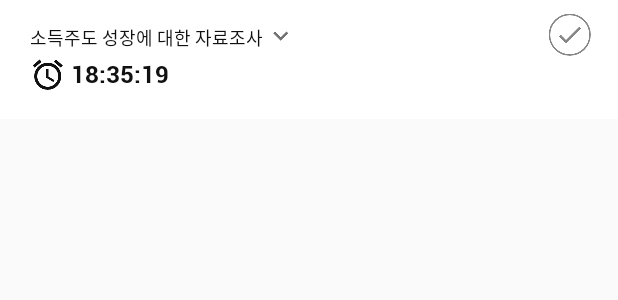
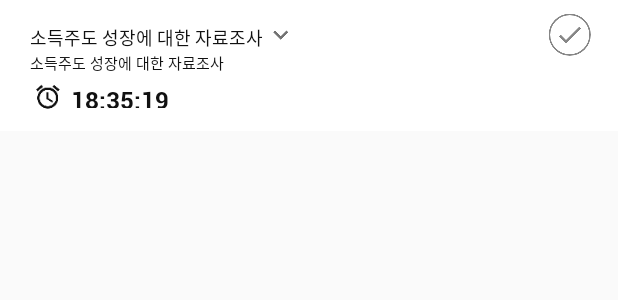
Before and after one commit to YAPP13th-DOTO/DITO_Android, an Android app: the layout item_recyclerview_task.xml on its own in the app's theme, with its tools: preview values and no code run, on a phone screen of 412 x 824 dp. Shown: the top 300 px of the screen. Run offline under Robolectric (Android 15) with nearby library versions, the phone set to English and light mode, and no system bars; Roboto replaces fonts that are not available here.

Commit message:
과제 아이템 내용 추가

```diff
--- a/YappProject/app/src/main/java/com/example/kiyon/yappproject/adapter/TaskListRVAdapter.java
+++ b/YappProject/app/src/main/java/com/example/kiyon/yappproject/adapter/TaskListRVAdapter.java
@@ -60,6 +60,7 @@ public class TaskListRVAdapter extends RecyclerView.Adapter<RecyclerView.ViewHol
     private class TaskListVH extends RecyclerView.ViewHolder implements View.OnClickListener {
         private RelativeLayout taskItem_layout;
         private TextView task_title;
+        private TextView task_content;
         private ImageView arrow_iv;
         private AppCompatCheckBox taskSubmit;
         private TextView taskDeadLine;
@@ -69,6 +70,7 @@ public class TaskListRVAdapter extends RecyclerView.Adapter<RecyclerView.ViewHol
             super(itemView);
             taskItem_layout = itemView.findViewById(R.id.taskItem_layout);
             task_title = itemView.findViewById(R.id.subjectName_tv);
+            task_content = itemView.findViewById(R.id.subjectContent_tv);
             arrow_iv = itemView.findViewById(R.id.arrow_iv);
             taskSubmit = itemView.findViewById(R.id.check_iv);
             taskDeadLine = itemView.findViewById(R.id.time_tv);
@@ -120,6 +122,7 @@ public class TaskListRVAdapter extends RecyclerView.Adapter<RecyclerView.ViewHol
         TaskListVH taskListVH = (TaskListVH) holder;
 
         taskListVH.task_title.setText(taskInfoItems.get(position).as_name);
+        taskListVH.task_content.setText(taskInfoItems.get(position).as_content);
 
         SimpleDateFormat simpleDateFormat = new SimpleDateFormat("yyyy-MM-dd HH:mm:ss");
 
--- a/YappProject/app/src/main/res/layout/item_recyclerview_task.xml
+++ b/YappProject/app/src/main/res/layout/item_recyclerview_task.xml
@@ -11,8 +11,12 @@
         android:id="@+id/taskItem_layout"
         xmlns:android="http://schemas.android.com/apk/res/android"
         android:layout_width="match_parent"
-        android:layout_height="79dp"
+        android:layout_height="87dp"
         android:foreground="?android:attr/selectableItemBackgroundBorderless">
+        <LinearLayout
+            android:id="@+id/layout"
+            android:layout_width="wrap_content"
+            android:layout_height="wrap_content">
             <TextView
                 android:id="@+id/subjectName_tv"
                 android:layout_width="wrap_content"
@@ -29,10 +33,23 @@
                 android:id="@+id/arrow_iv"
                 android:layout_width="20dp"
                 android:layout_height="20dp"
-            android:layout_marginTop="14dp"
+                android:layout_marginTop="13dp"
                 android:layout_marginLeft="2dp"
-            android:layout_toRightOf="@+id/subjectName_tv"
                 android:src="@drawable/icn_arrow_down"/>
+        </LinearLayout>
+
+        <TextView
+            android:id="@+id/subjectContent_tv"
+            android:layout_width="wrap_content"
+            android:layout_height="wrap_content"
+            android:textSize="10sp"
+            android:layout_marginLeft="20dp"
+            android:fontFamily="@font/nanumbarungothic"
+            android:layout_below="@id/layout"
+            android:textColor="#111111"
+            android:lineSpacingExtra="8sp"
+            android:text="소득주도 성장에 대한 자료조사" />
+
 
         <android.support.v7.widget.AppCompatCheckBox
             android:id="@+id/check_iv"
@@ -47,8 +64,10 @@
             android:layout_width="24dp"
             android:layout_height="24dp"
             android:layout_marginLeft="20dp"
+            android:layout_below="@+id/subjectContent_tv"
+            android:layout_marginTop="6dp"
             android:layout_alignParentBottom="true"
-            android:layout_marginBottom="17dp"
+            android:layout_marginBottom="13dp"
             android:src="@drawable/icn_time"/>
 
         <TextView
@@ -57,12 +76,14 @@
             android:layout_height="wrap_content"
             android:textSize="16sp"
             android:fontFamily="@font/robotobold"
+            android:layout_below="@+id/subjectContent_tv"
+            android:layout_marginTop="6dp"
             android:textStyle="bold"
             android:layout_toRightOf="@+id/time_iv"
             android:textColor="#111111"
             android:lineSpacingExtra="4sp"
             android:layout_alignParentBottom="true"
-            android:layout_marginBottom="19dp"
+            android:layout_marginBottom="15dp"
             android:layout_marginLeft="3dp"
             android:text="18:35:19" />
     </RelativeLayout>
@@ -70,7 +91,7 @@
         android:id="@+id/recyclerview"
         android:layout_width="match_parent"
         android:layout_height="match_parent"
-        android:paddingTop="10dp"
+        android:paddingTop="16dp"
         android:background="#f2f2f2"
         android:visibility="gone">
 
--- a/YappProject/app/src/main/res/layout/item_recyclerview_task_attenduser.xml
+++ b/YappProject/app/src/main/res/layout/item_recyclerview_task_attenduser.xml
@@ -5,7 +5,7 @@
     xmlns:app="http://schemas.android.com/apk/res-auto"
     android:layout_marginLeft="16dp"
     android:layout_marginRight="18dp"
-    android:layout_marginBottom="14dp">
+    android:layout_marginBottom="13dp">
     <de.hdodenhof.circleimageview.CircleImageView
         android:id="@+id/profile_iv"
         android:layout_width="32dp"
```
Lines whose indentation alone changed are shown as unchanged.
